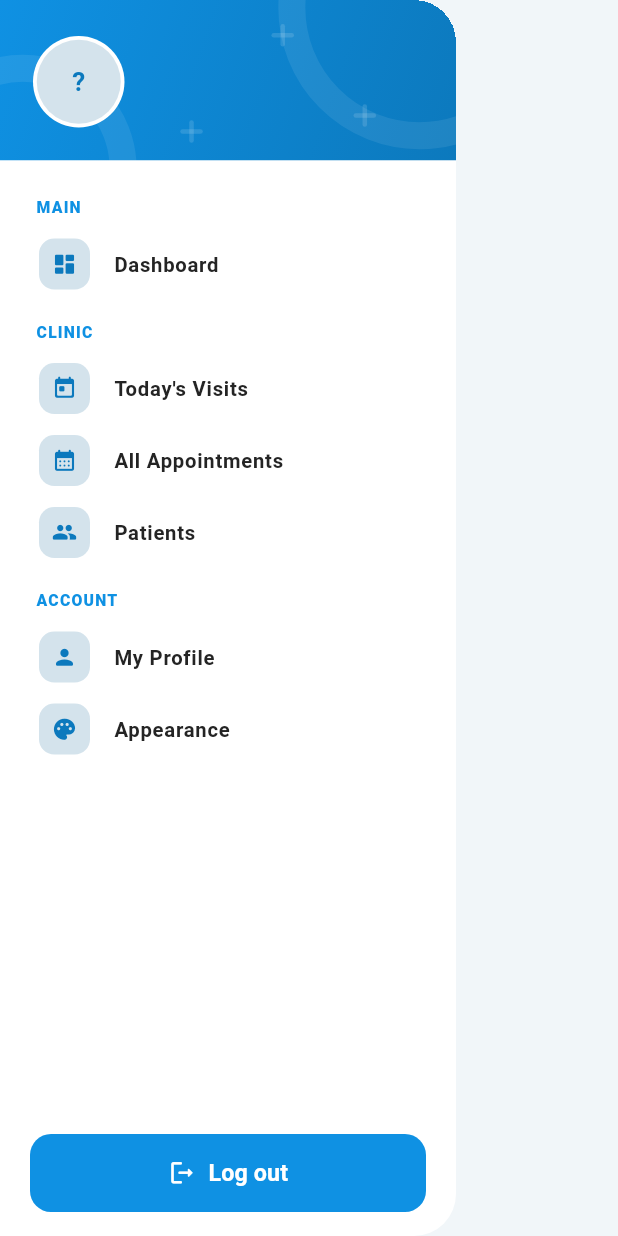
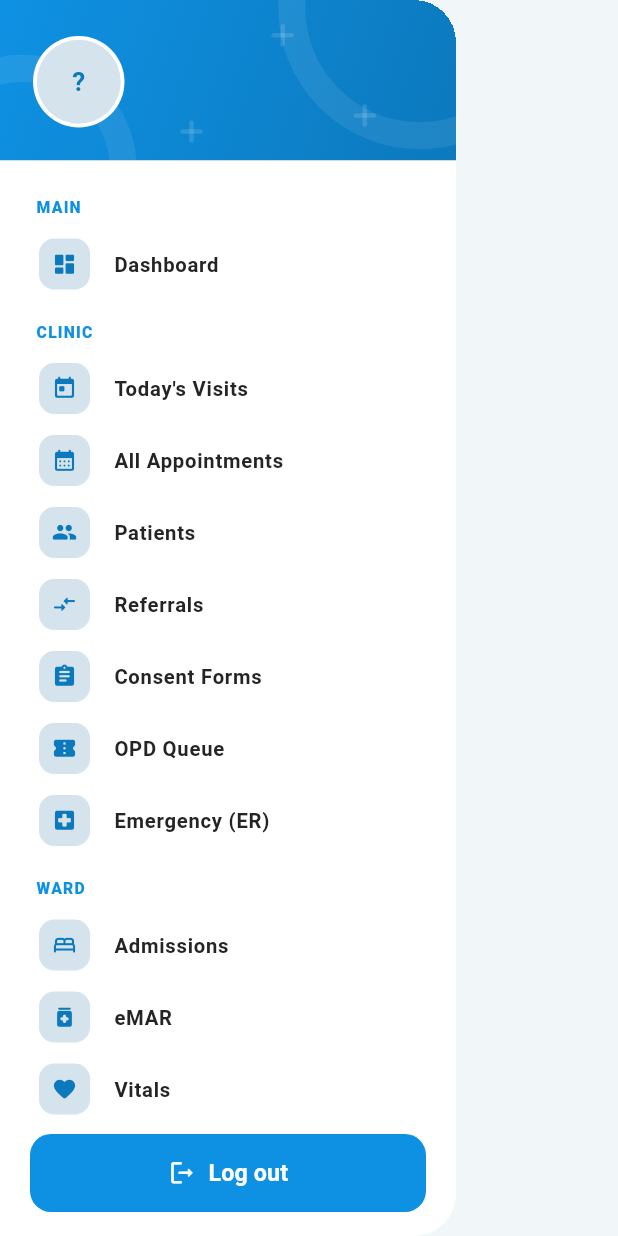
Before and after one commit to Ajutharsi/hms-mobile, a Flutter app: the _DoctorDrawer widget shown alone on an empty page, opened directly with empty values, on a phone screen of 412 x 824 dp. Run offline on Flutter 3.47's test engine with Material 3 defaults, Android fonts, the phone set to English and light mode, and no system bars; our stand-ins replace flutter_secure_storage, flutter_svg, image_picker; accounts and stored records are empty; network calls fail.

Commit message:
Give the doctor the modules the web sidebar already lists
The doctor's drawer offered four entries -- appointments, today's
visits, patients, profile -- while the web sidebar marks fourteen more
for the doctor role. Every one of those screens was already in the
app, built for the nurse, the lab or the front desk; the doctor simply
had no way in, and the API would have refused anyway.

DoctorSection grows from 5 to 19 and the drawer gains CLINIC entries
for referrals, consent forms, the OPD queue and ER, a WARD group for
admissions, eMAR, vitals, nursing notes, OT, ICU and the blood bank,
and a DIAGNOSTICS group for lab tests, lab orders and radiology. The
API side of this is the matching commit on the web repo.

Ward itself is left out: the web sidebar does not list it for the
doctor, even though the route would allow it.

Checked on the emulator as doctor@hospital.com -- vitals lists real
readings, lab orders lists real orders, radiology renders its empty
state, no overflow and no exceptions.

Co-Authored-By: Claude Opus 5 <noreply@anthropic.com>

```diff
--- a/lib/features/doctor/screens/doctor_home_screen.dart
+++ b/lib/features/doctor/screens/doctor_home_screen.dart
@@ -13,6 +13,20 @@ import 'package:hms_mobile/features/doctor/screens/doctor_patient_detail_screen.
 import 'package:hms_mobile/features/doctor/screens/doctor_patients_screen.dart';
 import 'package:hms_mobile/features/doctor/screens/doctor_profile_screen.dart';
 import 'package:hms_mobile/features/doctor/viewmodels/doctor_view_models.dart';
+import 'package:hms_mobile/features/lab/screens/lab_orders_screen.dart';
+import 'package:hms_mobile/features/lab/screens/lab_tests_screen.dart';
+import 'package:hms_mobile/features/nurse/screens/admissions_screen.dart';
+import 'package:hms_mobile/features/nurse/screens/blood_bank_screen.dart';
+import 'package:hms_mobile/features/nurse/screens/consent_forms_screen.dart';
+import 'package:hms_mobile/features/nurse/screens/emar_screen.dart';
+import 'package:hms_mobile/features/nurse/screens/er_screen.dart';
+import 'package:hms_mobile/features/nurse/screens/icu_screen.dart';
+import 'package:hms_mobile/features/nurse/screens/nursing_notes_screen.dart';
+import 'package:hms_mobile/features/nurse/screens/ot_screen.dart';
+import 'package:hms_mobile/features/nurse/screens/vitals_screen.dart';
+import 'package:hms_mobile/features/receptionist/screens/opd_queue_screen.dart';
+import 'package:hms_mobile/features/receptionist/screens/radiology_screen.dart';
+import 'package:hms_mobile/features/receptionist/screens/referrals_screen.dart';
 import 'package:hms_mobile/features/settings/screens/appearance_screen.dart';
 
 /// The doctor's home shell — today's clinic at the top, then shortcuts.
@@ -31,12 +45,36 @@ class DoctorHomeScreen extends StatelessWidget {
   }
 }
 
-enum DoctorSection { appointments, todayAppointments, patients, profile, appearance }
+/// The doctor's menu follows the web sidebar's own role list: every module
+/// `verticalMenu.json` marks for `doctor`. Most of these screens were
+/// already here, built for the nurse, the lab or the front desk — the
+/// doctor simply had no way in.
+enum DoctorSection {
+  appointments, todayAppointments, patients,
+  referrals, consent, opdQueue, er, admissions,
+  emar, vitals, nursingNotes, ot, icu, bloodBank,
+  labTests, labOrders, radiology,
+  profile, appearance,
+}
 
 Widget _screenFor(DoctorSection section) => switch (section) {
       DoctorSection.appointments => const DoctorAppointmentsScreen(),
       DoctorSection.todayAppointments => const DoctorAppointmentsScreen(initialFilter: 'today'),
       DoctorSection.patients => const DoctorPatientsScreen(),
+      DoctorSection.referrals => const ReferralsScreen(),
+      DoctorSection.consent => const ConsentFormsScreen(),
+      DoctorSection.opdQueue => const OpdQueueScreen(),
+      DoctorSection.er => const ErScreen(),
+      DoctorSection.admissions => const AdmissionsScreen(),
+      DoctorSection.emar => const EmarScreen(),
+      DoctorSection.vitals => const VitalsScreen(),
+      DoctorSection.nursingNotes => const NursingNotesScreen(),
+      DoctorSection.ot => const OtScreen(),
+      DoctorSection.icu => const IcuScreen(),
+      DoctorSection.bloodBank => const BloodBankScreen(),
+      DoctorSection.labTests => const LabTestsScreen(),
+      DoctorSection.labOrders => const LabOrdersScreen(),
+      DoctorSection.radiology => const RadiologyScreen(),
       DoctorSection.profile => const DoctorProfileScreen(),
       DoctorSection.appearance => const AppearanceScreen(),
     };
@@ -171,6 +209,24 @@ class _DoctorDrawer extends StatelessWidget {
                   tile(Icons.today_rounded, "Today's Visits", DoctorSection.todayAppointments),
                   tile(Icons.calendar_month_rounded, 'All Appointments', DoctorSection.appointments),
                   tile(Icons.people_rounded, 'Patients', DoctorSection.patients),
+                  tile(Icons.compare_arrows_rounded, 'Referrals', DoctorSection.referrals),
+                  tile(Icons.assignment_rounded, 'Consent Forms', DoctorSection.consent),
+                  tile(Icons.confirmation_number_rounded, 'OPD Queue', DoctorSection.opdQueue),
+                  tile(Icons.local_hospital_rounded, 'Emergency (ER)', DoctorSection.er),
+                ]),
+                group('WARD', [
+                  tile(Icons.bed_rounded, 'Admissions', DoctorSection.admissions),
+                  tile(Icons.medication_rounded, 'eMAR', DoctorSection.emar),
+                  tile(Icons.favorite_rounded, 'Vitals', DoctorSection.vitals),
+                  tile(Icons.description_rounded, 'Nursing Notes', DoctorSection.nursingNotes),
+                  tile(Icons.medical_services_rounded, 'Operation Theatre', DoctorSection.ot),
+                  tile(Icons.monitor_heart_rounded, 'ICU Charting', DoctorSection.icu),
+                  tile(Icons.water_drop_rounded, 'Blood Bank', DoctorSection.bloodBank),
+                ]),
+                group('DIAGNOSTICS', [
+                  tile(Icons.science_rounded, 'Lab Tests', DoctorSection.labTests),
+                  tile(Icons.assignment_turned_in_rounded, 'Lab Orders', DoctorSection.labOrders),
+                  tile(Icons.camera_rounded, 'Radiology', DoctorSection.radiology),
                 ]),
                 group('ACCOUNT', [
                   tile(Icons.person_rounded, 'My Profile', DoctorSection.profile),
```
